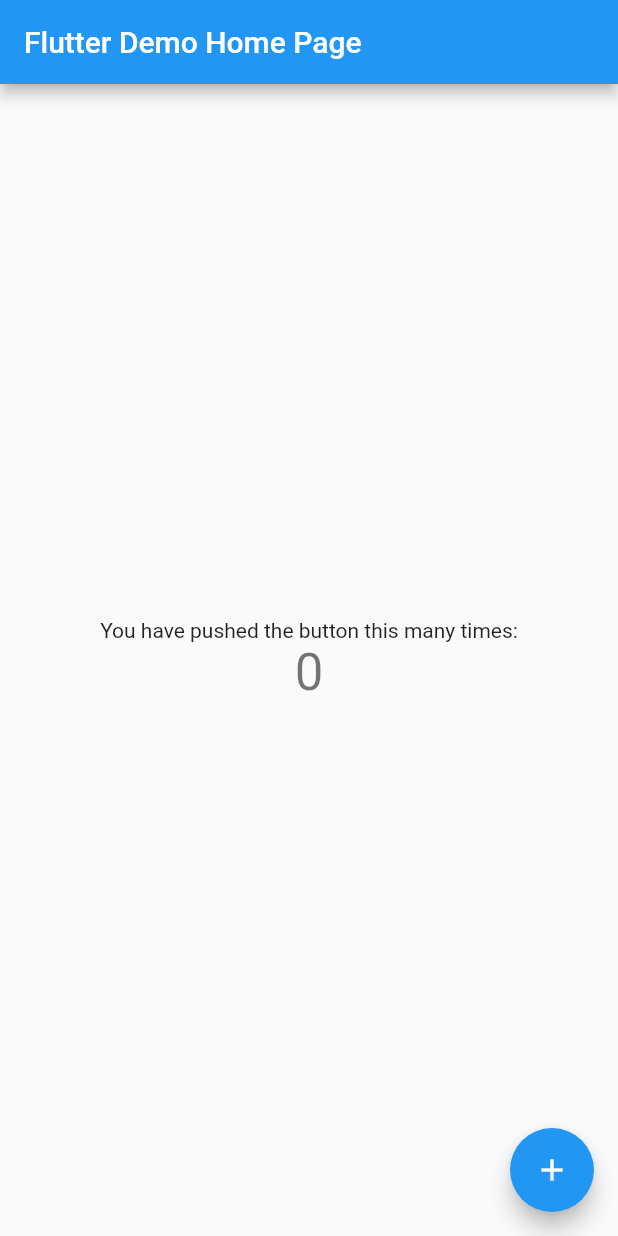
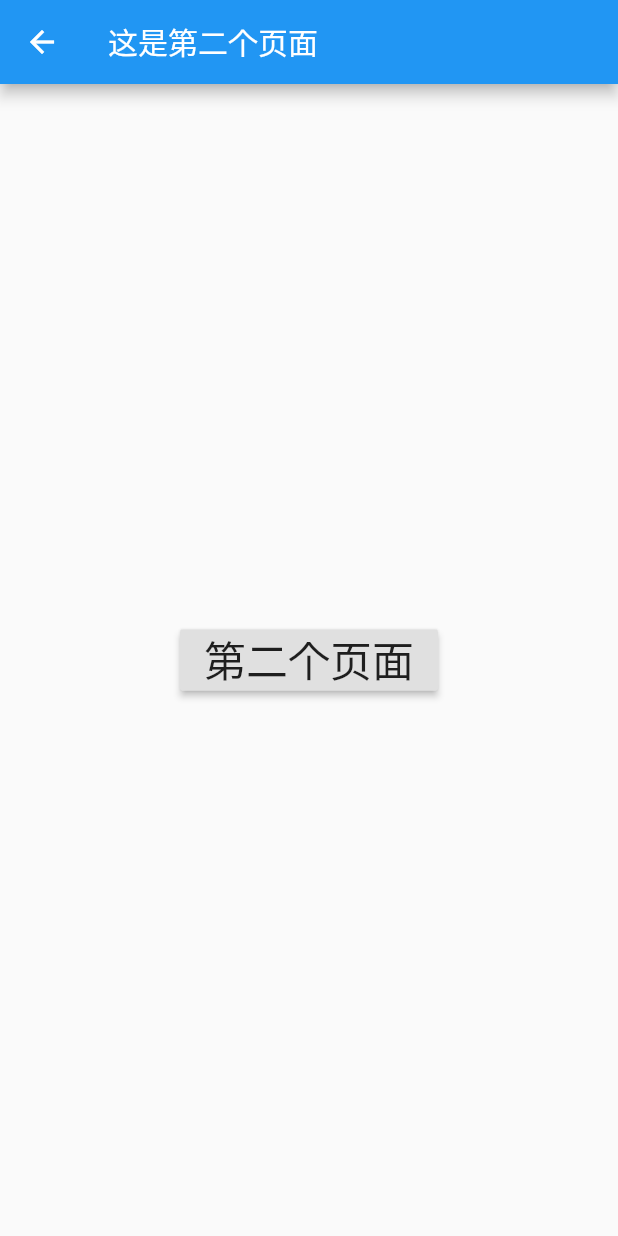
Before and after one commit to GavinKangDeveloper/flutter, a Flutter app: the screen it shows after launch, on a phone screen of 412 x 824 dp. Run offline on Flutter 3.47's test engine with Material 2 defaults, Android fonts, the phone set to English and light mode, and no system bars.

Commit message:
modified：新增导航

```diff
--- a/lib/main.dart
+++ b/lib/main.dart
@@ -5,62 +5,138 @@ void main() {
 }
 
 class MyApp extends StatelessWidget {
-  // This widget is the root of your application.
+  // 这是整个应用的主组件
   @override
   Widget build(BuildContext context) {
     return MaterialApp(
-      title: 'Flutter Demo',
+      title: 'MaterialApp 示例',
+      routes: {
+        '/first': (BuildContext context) => FirstPage(),
+        '/second': (BuildContext context) => SecondPage(),
+      },
+      initialRoute: '/second',
       theme: ThemeData(
         visualDensity: VisualDensity.adaptivePlatformDensity,
       ),
-      home: MyHomePage(title: 'Flutter Demo Home Page'),
+      home: LayoutDemo(),
+    );
+  }
+}
+
+class LayoutDemo extends StatelessWidget {
+  @override
+  Widget build(BuildContext context) {
+    return Scaffold(
+      appBar: AppBar(
+        // 左侧图标
+        leading: IconButton(
+            icon: Icon(Icons.home),
+            onPressed: () {
+              print('主页按钮');
+            }),
+        // 标题
+        title: Text('Scaffold 脚手架组件示例'),
+        // 操作按钮集
+        actions: <Widget>[
+          IconButton(
+              icon: Icon(Icons.search),
+              onPressed: () {
+                print('搜索按钮');
+              }),
+          IconButton(
+              icon: Icon(Icons.add),
+              onPressed: () {
+                print('添加按钮');
+              })
+        ],
+      ),
+      body: Center(
+        child: Text('Scaffold'),
+      ),
+      bottomNavigationBar: BottomAppBar(
+        child: Container(
+          height: 50,
+        ),
+      ),
+      floatingActionButton: FloatingActionButton(
+        onPressed: () {},
+        child: Icon(Icons.add),
+        tooltip: '增加',
+      ),
+      floatingActionButtonLocation: FloatingActionButtonLocation.centerDocked,
     );
   }
 }
 
 class MyHomePage extends StatefulWidget {
-  MyHomePage({Key key, this.title}) : super(key: key);
-
-  final String title;
-
   @override
   _MyHomePageState createState() => _MyHomePageState();
 }
 
 class _MyHomePageState extends State<MyHomePage> {
-  int _counter = 0;
-
-  void _incrementCounter() {
-    setState(() {
-      _counter++;
-    });
-  }
-
   @override
   Widget build(BuildContext context) {
     return Scaffold(
       appBar: AppBar(
-        title: Text(widget.title),
+        title: Text('MaterialApp 示例'),
       ),
       body: Center(
-        child: Column(
-          mainAxisAlignment: MainAxisAlignment.center,
-          children: <Widget>[
-            Text(
-              'You have pushed the button this many times:',
-            ),
-            Text(
-              '$_counter',
-              style: Theme.of(context).textTheme.headline4,
-            ),
-          ],
+        child: RaisedButton(
+          onPressed: () {
+            Navigator.pushNamed(context, '/first');
+          },
+          child: Text(
+            '这是主页',
+            style: TextStyle(fontSize: 28),
+          ),
         ),
       ),
-      floatingActionButton: FloatingActionButton(
-        onPressed: _incrementCounter,
-        tooltip: 'Increment',
-        child: Icon(Icons.add),
-      ), // This trailing comma makes auto-formatting nicer for build methods.
     );
   }
 }
+
+// 第一个路由页面
+class FirstPage extends StatelessWidget {
+  @override
+  Widget build(BuildContext context) {
+    return Scaffold(
+      appBar: AppBar(
+        title: Text('这是第一页'),
+      ),
+      body: Center(
+        child: RaisedButton(
+          onPressed: () {
+            Navigator.pushNamed(context, '/second');
+          },
+          child: Text(
+            '这是第一页',
+            style: TextStyle(fontSize: 28),
+          ),
+        ),
+      ),
+    );
+  }
+}
+
+// 第二个路由页面
+class SecondPage extends StatelessWidget {
+  @override
+  Widget build(BuildContext context) {
+    return Scaffold(
+      appBar: AppBar(
+        title: Text('这是第二个页面'),
+      ),
+      body: Center(
+        child: RaisedButton(
+          onPressed: () {
+            Navigator.pushNamed(context, '/first');
+          },
+          child: Text(
+            '第二个页面',
+            style: TextStyle(fontSize: 28),
+          ),
+        ),
+      ),
+    );
+  }
+}
```
